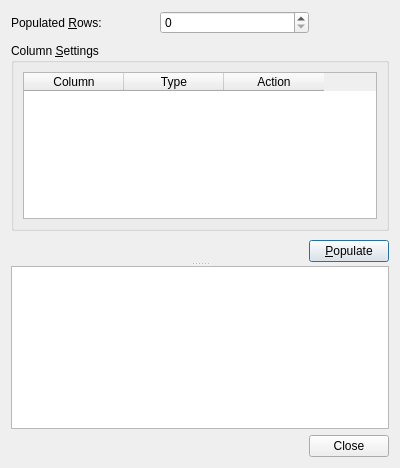
Above: Sqliteman/sqliteman/populatordialog.ui from iamkjg/sqliteman before the change. Below: the same form after it.
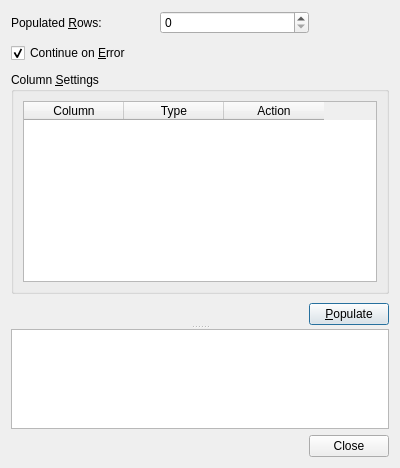
That is the form after the change.

Diff of the .ui file:
```diff
--- a/Sqliteman/sqliteman/populatordialog.ui
+++ b/Sqliteman/sqliteman/populatordialog.ui
@@ -59,7 +59,7 @@
          </item>
         </layout>
        </item>
-       <item row="1" column="0" colspan="2" >
+       <item row="2" column="0" colspan="2" >
         <widget class="QGroupBox" name="groupBox" >
          <property name="title" >
           <string>Column &amp;Settings</string>
@@ -99,7 +99,7 @@
          </layout>
         </widget>
        </item>
-       <item row="2" column="0" >
+       <item row="3" column="0" >
         <spacer>
          <property name="orientation" >
           <enum>Qt::Horizontal</enum>
@@ -112,16 +112,39 @@
          </property>
         </spacer>
        </item>
-       <item row="2" column="1" >
+       <item row="3" column="1" >
         <widget class="QPushButton" name="populateButton" >
          <property name="text" >
           <string>&amp;Populate</string>
          </property>
         </widget>
        </item>
+       <item row="1" column="0" >
+        <widget class="QCheckBox" name="constraintBox" >
+         <property name="text" >
+          <string>Continue on &amp;Error</string>
+         </property>
+         <property name="checked" >
+          <bool>true</bool>
+         </property>
+        </widget>
+       </item>
       </layout>
      </widget>
-     <widget class="QTextBrowser" name="textBrowser" />
+     <widget class="QTextBrowser" name="textBrowser" >
+      <property name="minimumSize" >
+       <size>
+        <width>0</width>
+        <height>100</height>
+       </size>
+      </property>
+      <property name="maximumSize" >
+       <size>
+        <width>16777215</width>
+        <height>100</height>
+       </size>
+      </property>
+     </widget>
     </widget>
    </item>
    <item row="1" column="0" >
```
Left out of the diff: 2 changed lines with no effect on the pictures.
